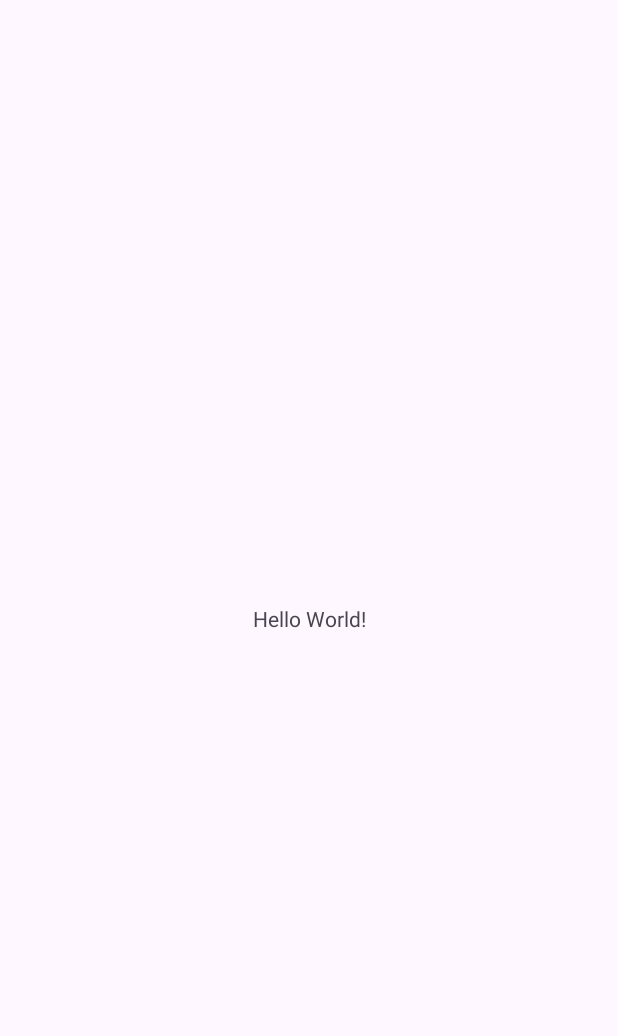
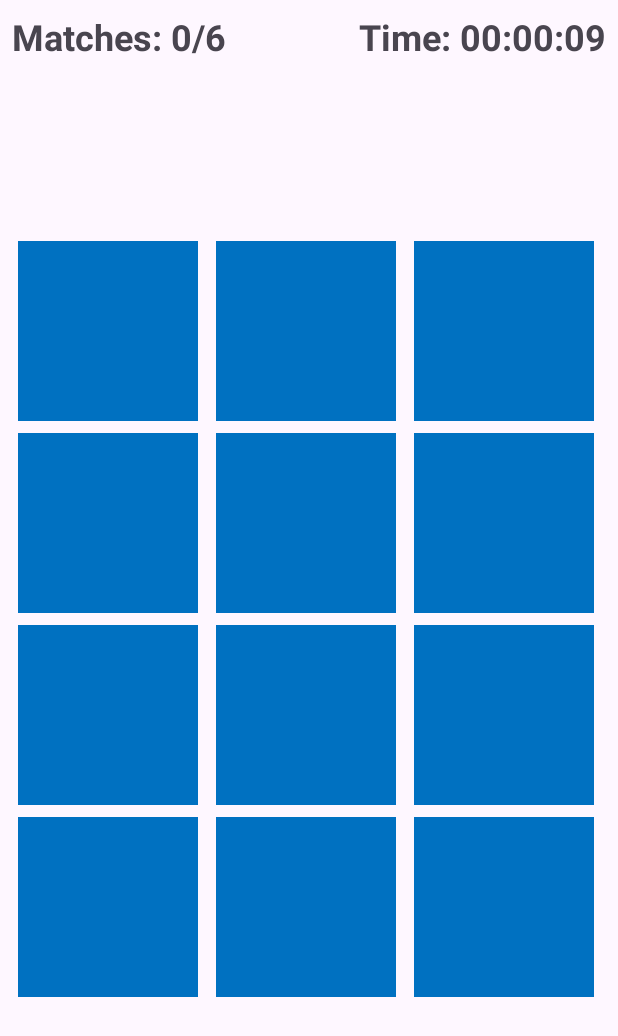
Before and after one commit to Montichiari/Memory-Game-Android-App, an Android app: the screen it shows after launch (MainActivity before the commit, PlayCardActivity after it), on a phone screen of 412 x 824 dp. Before the commit the part shown is almost empty. Shown: the top 1036 px of the screen. Run offline under Robolectric (Android 15) with nearby library versions, the phone set to English and light mode, and no system bars.

Commit message:
updated code

```diff
--- a/app/src/main/AndroidManifest.xml
+++ b/app/src/main/AndroidManifest.xml
@@ -12,6 +12,9 @@
         android:supportsRtl="true"
         android:theme="@style/Theme.Group3CA"
         tools:targetApi="31">
+
+        <activity android:name=".PlayCardActivity" />
+
         <activity
             android:name=".MainActivity"
             android:exported="true">
--- /dev/null
+++ b/app/src/main/java/com/example/group3ca/CardAdapter.kt
@@ -0,0 +1,44 @@
+package com.example.group3ca
+
+import android.view.LayoutInflater
+import android.view.View
+import android.view.ViewGroup
+import android.widget.ImageView
+import androidx.recyclerview.widget.RecyclerView
+
+class CardAdapter(
+    private val cardImages: List<Int>,
+    private val faceUp: List<Boolean>,
+    private val clickListener: OnCardClickListener
+) : RecyclerView.Adapter<CardAdapter.CardViewHolder>() {
+
+    interface OnCardClickListener {
+        fun onCardClicked(position: Int)
+    }
+
+    class CardViewHolder(itemView: View) : RecyclerView.ViewHolder(itemView) {
+        val imageView: ImageView = itemView.findViewById(R.id.cardImageView)
+    }
+
+    override fun onCreateViewHolder(parent: ViewGroup, viewType: Int): CardViewHolder {
+        val inflater = LayoutInflater.from(parent.context)
+        val view = inflater.inflate(R.layout.item_card, parent, false)
+        return CardViewHolder(view)
+    }
+
+    override fun getItemCount(): Int = cardImages.size
+
+    override fun onBindViewHolder(holder: CardViewHolder, position: Int) {
+        if (faceUp[position]) {
+            // Show the card
+            holder.imageView.setImageResource(cardImages[position])
+        } else {
+            // Show the back
+            holder.imageView.setImageResource(R.drawable.card_back)
+        }
+
+        holder.itemView.setOnClickListener {
+            clickListener.onCardClicked(position)
+        }
+    }
+}
--- a/app/src/main/java/com/example/group3ca/MainActivity.kt
+++ b/app/src/main/java/com/example/group3ca/MainActivity.kt
@@ -1,5 +1,6 @@
 package com.example.group3ca
 
+import android.content.Intent
 import android.os.Bundle
 import androidx.activity.enableEdgeToEdge
 import androidx.appcompat.app.AppCompatActivity
@@ -9,12 +10,18 @@ import androidx.core.view.WindowInsetsCompat
 class MainActivity : AppCompatActivity() {
     override fun onCreate(savedInstanceState: Bundle?) {
         super.onCreate(savedInstanceState)
-        enableEdgeToEdge()
-        setContentView(R.layout.activity_main)
-        ViewCompat.setOnApplyWindowInsetsListener(findViewById(R.id.main)) { v, insets ->
-            val systemBars = insets.getInsets(WindowInsetsCompat.Type.systemBars())
-            v.setPadding(systemBars.left, systemBars.top, systemBars.right, systemBars.bottom)
-            insets
-        }
+        //enableEdgeToEdge()
+        //setContentView(R.layout.activity_main)
+
+        val intent = Intent(this, PlayCardActivity::class.java)
+        startActivity(intent)
+        finish() // optional: close MainActivity
+
+        //ViewCompat.setOnApplyWindowInsetsListener(findViewById(R.id.main)) { v, insets ->
+        //    val systemBars = insets.getInsets(WindowInsetsCompat.Type.systemBars())
+        //    v.setPadding(systemBars.left, systemBars.top, systemBars.right, systemBars.bottom)
+        //    insets
+        //}
+
     }
 }
--- /dev/null
+++ b/app/src/main/java/com/example/group3ca/PlayCardActivity.kt
@@ -0,0 +1,139 @@
+package com.example.group3ca
+
+import android.os.Bundle
+import android.os.Handler
+import android.os.Looper
+import android.widget.TextView
+import androidx.appcompat.app.AppCompatActivity
+import androidx.recyclerview.widget.RecyclerView
+import androidx.recyclerview.widget.GridLayoutManager
+
+class PlayCardActivity : AppCompatActivity(), CardAdapter.OnCardClickListener {
+
+    private lateinit var recyclerView: RecyclerView
+    private lateinit var adapter: CardAdapter
+
+    // For keeping track of matches
+    private lateinit var matchCounterText: TextView
+    private var totalMatches = 6
+    private var currentMatches = 0
+
+    // For the timer
+    private lateinit var timerText: TextView
+    private var countSeconds = 0
+    private val handler = Handler(Looper.getMainLooper())
+    private lateinit var timerRunnable: Runnable
+
+    private val drawableImageIds = listOf(
+        R.drawable.image1, R.drawable.image2, R.drawable.image3,
+        R.drawable.image4, R.drawable.image5, R.drawable.image6
+    )
+
+    // List of images
+    private val cardImages = mutableListOf<Int>()
+
+    // Whether a card is faced up or not
+    private val faceUp = MutableList(12) { false }
+
+    // Keep track of the position of the first card
+    private var firstCardIndex: Int? = null
+
+    // Shouldn't be allowed to click while it is "busy"
+    private var isBusy = false
+
+    override fun onCreate(savedInstanceState: Bundle?) {
+        super.onCreate(savedInstanceState)
+        setContentView(R.layout.activity_playcard)
+
+        // Duplicate each image
+        for (id in drawableImageIds) {
+            cardImages.add(id)
+            cardImages.add(id)
+        }
+
+        // Shuffle the list
+        cardImages.shuffle()
+
+        // Arrange the cards in a grid with 3 columns
+        recyclerView = findViewById(R.id.cardsRecyclerView)
+        recyclerView.layoutManager = GridLayoutManager(this, 3)
+
+        // Bind image to each card view and assign the adapter to RecyclerView
+        adapter = CardAdapter(cardImages, faceUp, this)
+        recyclerView.adapter = adapter
+
+        // For counting the number of matches
+        matchCounterText = findViewById(R.id.matchCounterText)
+
+        // For the timer
+        timerText = findViewById(R.id.timerText)
+        timerRunnable = object : Runnable {
+            override fun run() {
+                countSeconds++
+
+                val hours = countSeconds / 3600
+                val minutes = (countSeconds % 3600) / 60
+                val seconds = countSeconds % 60
+
+                val timeFormatted = String.format("Time: %02d:%02d:%02d", hours, minutes, seconds)
+                timerText.text = timeFormatted
+
+                handler.postDelayed(this, 1000)  // schedule again after 1 second
+            }
+        }
+        handler.post(timerRunnable)  // start timer
+
+    }
+
+    override fun onCardClicked(position: Int) {
+
+        // Cannot click if the card is faced up already
+        //  or while the two cards are faced up ("busy")
+        if (isBusy || faceUp[position]) return
+
+        faceUp[position] = true
+        adapter.notifyItemChanged(position)
+
+
+        if (firstCardIndex == null) {
+            // If no card has been clicked yet, this is the first card
+            firstCardIndex = position
+        } else {
+            isBusy = true
+            // If the first card has been chosen already, this is the second card
+            val secondCardIndex = position
+
+            if (cardImages[firstCardIndex!!] == cardImages[secondCardIndex]) {
+                // Match!
+                currentMatches += 1
+                matchCounterText.text = "Matches: $currentMatches/$totalMatches"
+
+                if (currentMatches == totalMatches) {
+                    // All pairs matched
+                    // Stop the timer
+                    handler.removeCallbacks(timerRunnable)
+                    // Go to leaderboard?
+                }
+
+                // Reset firstCardIndex to null and allow other cards to be clicked
+                firstCardIndex = null
+                isBusy = false
+
+            } else {
+                // Not match
+                // Flip back the cards after 1 second
+                Handler(Looper.getMainLooper()).postDelayed({
+                    faceUp[firstCardIndex!!] = false
+                    faceUp[secondCardIndex] = false
+
+                    adapter.notifyItemChanged(firstCardIndex!!)
+                    adapter.notifyItemChanged(secondCardIndex)
+
+                    firstCardIndex = null
+                    isBusy = false
+                }, 1000)
+            }
+        }
+    }
+
+}
--- /dev/null
+++ b/app/src/main/res/layout/activity_playcard.xml
@@ -0,0 +1,46 @@
+<?xml version="1.0" encoding="utf-8"?>
+
+<androidx.constraintlayout.widget.ConstraintLayout
+    xmlns:android="http://schemas.android.com/apk/res/android"
+    xmlns:app="http://schemas.android.com/apk/res-auto"
+    android:layout_width="match_parent"
+    android:layout_height="match_parent"
+    android:fitsSystemWindows="true">
+
+    <!-- Match Counter (Top Left) -->
+    <TextView
+        android:id="@+id/matchCounterText"
+        android:layout_width="wrap_content"
+        android:layout_height="wrap_content"
+        android:text="Matches: 0/6"
+        android:textSize="24sp"
+        android:textStyle="bold"
+        android:padding="8dp"
+        app:layout_constraintTop_toTopOf="parent"
+        app:layout_constraintStart_toStartOf="parent" />
+
+    <!-- Timer (Top Right) -->
+    <TextView
+        android:id="@+id/timerText"
+        android:layout_width="wrap_content"
+        android:layout_height="wrap_content"
+        android:text="Time: 00:00:00"
+        android:textSize="24sp"
+        android:textStyle="bold"
+        android:padding="8dp"
+        app:layout_constraintTop_toTopOf="parent"
+        app:layout_constraintEnd_toEndOf="parent" />
+
+    <!-- RecyclerView Grid -->
+    <androidx.recyclerview.widget.RecyclerView
+        android:id="@+id/cardsRecyclerView"
+        android:layout_width="0dp"
+        android:layout_height="0dp"
+        android:padding="8dp"
+        app:layout_constraintTop_toBottomOf="@id/matchCounterText"
+        app:layout_constraintBottom_toBottomOf="parent"
+        app:layout_constraintStart_toStartOf="parent"
+        app:layout_constraintEnd_toEndOf="parent"
+        android:layout_marginTop="100dp" />
+
+</androidx.constraintlayout.widget.ConstraintLayout>
--- /dev/null
+++ b/app/src/main/res/layout/item_card.xml
@@ -0,0 +1,15 @@
+<?xml version="1.0" encoding="utf-8"?>
+
+<!-- res/layout/item_card.xml -->
+<FrameLayout xmlns:android="http://schemas.android.com/apk/res/android"
+    android:layout_width="120dp"
+    android:layout_height="120dp"
+    android:layout_margin="4dp" >
+
+    <ImageView
+        android:id="@+id/cardImageView"
+        android:layout_width="match_parent"
+        android:layout_height="match_parent"
+        android:scaleType="centerCrop"
+        android:contentDescription="Card" />
+</FrameLayout>
```
Also changed, not shown: app/src/main/res/drawable/card_back.jpg (added), app/src/main/res/drawable/image1.jpg (added), app/src/main/res/drawable/image2.jpg (added), app/src/main/res/drawable/image3.jpg (added), app/src/main/res/drawable/image4.jpg (added), app/src/main/res/drawable/image5.jpg (added), app/src/main/res/drawable/image6.jpg (added), 1 other file.
